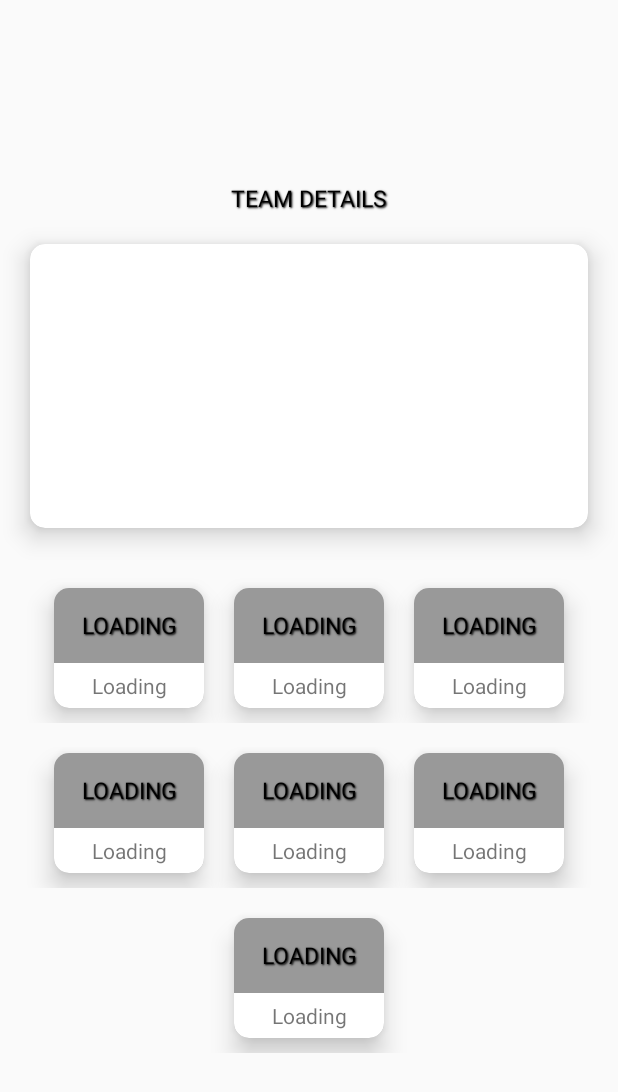
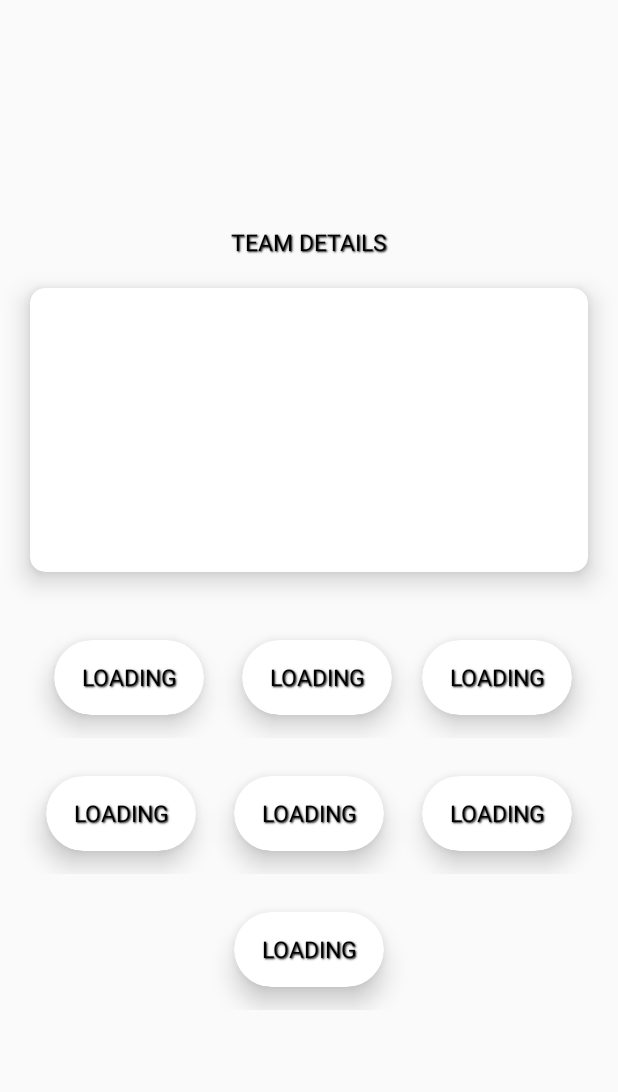
Before and after one commit to abhinavtk97/MPL, an Android app: the TeamDetails screen opened directly, with no data from a screen before it, on a phone screen of 412 x 824 dp. Shown: the top 1092 px of the screen. Run offline under Robolectric (Android 15) with nearby library versions, the phone set to English and light mode, and no system bars; our stand-ins replace Firebase (no records; nobody signed in at launch, a user with empty details on screens opened directly); 2 statements that could not run were skipped.

Commit message:
Implemented Notification in Admin and fixed stuff

```diff
--- a/app/src/main/java/in/ac/mace/abhinavtk/mpl/MainActivity.java
+++ b/app/src/main/java/in/ac/mace/abhinavtk/mpl/MainActivity.java
@@ -99,12 +99,12 @@ public class MainActivity extends AppCompatActivity {
         insta.setOnClickListener(new View.OnClickListener() {
             @Override
             public void onClick(View v) {
-                Intent i = new Intent(Intent.ACTION_VIEW,Uri.parse("http://instagram.com/_u/takshak18"));
+                Intent i = new Intent(Intent.ACTION_VIEW,Uri.parse("http://instagram.com/_u/mace_footballteam"));
                 i.setPackage("com.instagram.android");
                 try{
                     startActivity(i);
                 }catch (ActivityNotFoundException e){
-                    startActivity(new Intent(Intent.ACTION_VIEW,Uri.parse("http://instagram.com/takshak18")));
+                    startActivity(new Intent(Intent.ACTION_VIEW,Uri.parse("http://instagram.com/mace_footballteam")));
                 }
             }
         });
--- a/app/src/main/java/in/ac/mace/abhinavtk/mpl/MatchDataAdapter.java
+++ b/app/src/main/java/in/ac/mace/abhinavtk/mpl/MatchDataAdapter.java
@@ -38,9 +38,9 @@ public class MatchDataAdapter extends FirestoreRecyclerAdapter<MatchData,MatchDa
                 case "Karakkambi FC":t1=R.drawable.kara;break;
             }
         switch (model.getHeading()){
-            case "Red Card":t2=R.drawable.dink; break;
-            case "Yellow Card" : t2=R.drawable.bell; break;
-            case "Goal":t2=R.drawable.manav; break;
+            case "Red Card":t2=R.drawable.red; break;
+            case "Yellow Card" : t2=R.drawable.yellow; break;
+            case "Goal":t2=R.drawable.goal; break;
         }
 
             holder.logodata.setImageResource(t1);
--- a/app/src/main/java/in/ac/mace/abhinavtk/mpl/PointAdapter.java
+++ b/app/src/main/java/in/ac/mace/abhinavtk/mpl/PointAdapter.java
@@ -1,5 +1,6 @@
 package in.ac.mace.abhinavtk.mpl;
 
+import android.graphics.Color;
 import android.support.annotation.NonNull;
 import android.support.v7.widget.RecyclerView;
 import android.view.LayoutInflater;
@@ -46,6 +47,11 @@ public class PointAdapter extends FirestoreRecyclerAdapter<Point,PointAdapter.Ma
         holder.GD.setText(String.valueOf(model.getGD()));
         holder.P.setText(String.valueOf(model.getP()));
 
+        if(position%2==1)
+            holder.itemView.setBackgroundColor(Color.parseColor("#bdbdbd"));
+        else
+            holder.itemView.setBackgroundColor(Color.parseColor("#ffffff"));
+
     }
 
     @NonNull
--- a/app/src/main/java/in/ac/mace/abhinavtk/mpl/PointsTable.java
+++ b/app/src/main/java/in/ac/mace/abhinavtk/mpl/PointsTable.java
@@ -27,7 +27,7 @@ public class PointsTable extends AppCompatActivity {
     }
 
     private void setUpRecyclerView(){
-        Query query =matchreference.orderBy("P", Query.Direction.DESCENDING);
+        Query query =matchreference.orderBy("P",Query.Direction.DESCENDING);
         FirestoreRecyclerOptions<Point> options = new FirestoreRecyclerOptions.Builder<Point>()
                 .setQuery(query,Point.class)
                 .build();
--- a/app/src/main/java/in/ac/mace/abhinavtk/mpl/TeamDetails.java
+++ b/app/src/main/java/in/ac/mace/abhinavtk/mpl/TeamDetails.java
@@ -24,9 +24,7 @@ public class TeamDetails extends AppCompatActivity {
     String id=null;
 
     List<String> players= new ArrayList<>();
-    List<String> allroles=new ArrayList<>();
     List<TextView> roles = new ArrayList<>();
-    List<TextView> names = new ArrayList<>();
 
     @Override
     protected void onCreate(Bundle savedInstanceState) {
@@ -69,7 +67,6 @@ public class TeamDetails extends AppCompatActivity {
         TextView role6 = findViewById(R.id.role6);
         TextView role7 = findViewById(R.id.role7);
 
-
         roles.add(role1);
         roles.add(role2);
         roles.add(role3);
@@ -77,25 +74,6 @@ public class TeamDetails extends AppCompatActivity {
         roles.add(role5);
         roles.add(role6);
         roles.add(role7);
-
-
-        TextView name1 = findViewById(R.id.name1);
-        TextView name2 = findViewById(R.id.name2);
-        TextView name3 = findViewById(R.id.name3);
-        TextView name4 = findViewById(R.id.name4);
-        TextView name5 = findViewById(R.id.name5);
-        TextView name6 = findViewById(R.id.name6);
-        TextView name7 = findViewById(R.id.name7);
-
-
-        names.add(name1);
-        names.add(name2);
-        names.add(name3);
-        names.add(name4);
-        names.add(name5);
-        names.add(name6);
-        names.add(name7);
-
 
         getPlayers();
 
@@ -114,22 +92,10 @@ public class TeamDetails extends AppCompatActivity {
                         List<DocumentSnapshot> docs =  queryDocumentSnapshots.getDocuments();
                         for(int i=0;i<docs.size();i++){
                             players.add(docs.get(i).get("name").toString());
-                            allroles.add(docs.get(i).get("role").toString());
-                            Log.e("doing",String.valueOf(docs.size()));
                         }
-                        if(players!=null && allroles!=null){
-                            for(int i=0;i<allroles.size();i++){
-                                roles.get(i).setText(allroles.get(i));
-                            }
-                            for (int i=0;i<players.size();i++){
-                                names.get(i).setText(players.get(i));
-                            }
-                        }else{
-                            for(int i=0;i<allroles.size();i++){
-                                roles.get(i).setText("");
-                            }
-                            for (int i=0;i<players.size();i++){
-                                names.get(i).setText("");
+                        if(players!=null){
+                            for(int i=0;i<players.size();i++){
+                                roles.get(i).setText(players.get(i));
                             }
                         }
                     }
--- a/app/src/main/res/layout/activity_match_details.xml
+++ b/app/src/main/res/layout/activity_match_details.xml
@@ -203,7 +203,7 @@
                 android:layout_weight="1"
                 android:id="@+id/addmatch"
                 android:layout_height="wrap_content"
-                android:hint="Heading"/>
+                android:hint="Player Name/Heading"/>
             <Button
                 android:layout_width="wrap_content"
                 android:id="@+id/sendbutton"
@@ -216,7 +216,7 @@
             android:layout_weight="1"
             android:id="@+id/adddescmatch"
             android:layout_height="wrap_content"
-            android:hint="Description"/>
+            android:hint="Thall"/>
     </LinearLayout>
 
 
--- a/app/src/main/res/layout/activity_team_details.xml
+++ b/app/src/main/res/layout/activity_team_details.xml
@@ -60,14 +60,14 @@
                 <android.support.v7.widget.CardView
                     android:layout_width="wrap_content"
                     android:layout_height="wrap_content"
-                app:cardCornerRadius="10dp"
-                android:layout_margin="10dp"
+                    app:cardCornerRadius="40dp"
+                    android:layout_margin="15dp"
                     app:cardElevation="10dp">
                     <LinearLayout
                         android:layout_width="match_parent"
                         android:layout_height="match_parent"
                         android:orientation="vertical"
-                    android:background="#999999">
+                        >
                         <TextView
                             android:layout_width="100dp"
                             android:layout_height="50dp"
@@ -76,28 +76,21 @@
                             android:textAppearance="@style/cardHeadTitle"
                             android:textColor="#000000"
                             android:text="Loading"/>
-                    <TextView
-                        android:layout_width="match_parent"
-                        android:layout_height="wrap_content"
-                        android:gravity="center"
-                        android:background="#FFFFFF"
-                        android:id="@+id/name1"
-                        android:padding="5dp"
-                        android:text="Loading"/>
+
                     </LinearLayout>
 
                 </android.support.v7.widget.CardView>
                 <android.support.v7.widget.CardView
                     android:layout_width="wrap_content"
                     android:layout_height="wrap_content"
-                app:cardCornerRadius="10dp"
+                    app:cardCornerRadius="40dp"
                     android:layout_margin="10dp"
                     app:cardElevation="10dp">
                     <LinearLayout
                         android:layout_width="match_parent"
                         android:layout_height="match_parent"
                         android:orientation="vertical"
-                    android:background="#999999">
+                        >
                         <TextView
                             android:layout_width="100dp"
                             android:layout_height="50dp"
@@ -106,28 +99,21 @@
                             android:textAppearance="@style/cardHeadTitle"
                             android:textColor="#000000"
                             android:text="Loading"/>
-                    <TextView
-                        android:layout_width="match_parent"
-                        android:layout_height="wrap_content"
-                        android:gravity="center"
-                        android:background="#FFFFFF"
-                        android:padding="5dp"
-                        android:id="@+id/name2"
-                        android:text="Loading"/>
+
                     </LinearLayout>
 
                 </android.support.v7.widget.CardView>
                 <android.support.v7.widget.CardView
                     android:layout_width="wrap_content"
                     android:layout_height="wrap_content"
-                app:cardCornerRadius="10dp"
+                    app:cardCornerRadius="40dp"
                     android:layout_margin="10dp"
                     app:cardElevation="10dp">
                     <LinearLayout
                         android:layout_width="match_parent"
                         android:layout_height="match_parent"
                         android:orientation="vertical"
-                    android:background="#999999">
+                        >
                         <TextView
                             android:layout_width="100dp"
                             android:layout_height="50dp"
@@ -136,14 +122,7 @@
                             android:textAppearance="@style/cardHeadTitle"
                             android:textColor="#000000"
                             android:text="Loading"/>
-                    <TextView
-                        android:layout_width="match_parent"
-                        android:layout_height="wrap_content"
-                        android:gravity="center"
-                        android:background="#FFFFFF"
-                        android:padding="5dp"
-                        android:id="@+id/name3"
-                        android:text="Loading"/>
+
                     </LinearLayout>
 
                 </android.support.v7.widget.CardView>
@@ -158,14 +137,14 @@
                 <android.support.v7.widget.CardView
                     android:layout_width="wrap_content"
                     android:layout_height="wrap_content"
-                app:cardCornerRadius="10dp"
+                    app:cardCornerRadius="40dp"
                     android:layout_margin="10dp"
                     app:cardElevation="10dp">
                     <LinearLayout
                         android:layout_width="match_parent"
                         android:layout_height="match_parent"
                         android:orientation="vertical"
-                    android:background="#999999">
+                        >
                         <TextView
                             android:layout_width="100dp"
                             android:layout_height="50dp"
@@ -174,28 +153,21 @@
                             android:textAppearance="@style/cardHeadTitle"
                             android:textColor="#000000"
                             android:text="Loading"/>
-                    <TextView
-                        android:layout_width="match_parent"
-                        android:layout_height="wrap_content"
-                        android:gravity="center"
-                        android:background="#FFFFFF"
-                        android:padding="5dp"
-                        android:id="@+id/name4"
-                        android:text="Loading"/>
+
                     </LinearLayout>
 
                 </android.support.v7.widget.CardView>
                 <android.support.v7.widget.CardView
                     android:layout_width="wrap_content"
                     android:layout_height="wrap_content"
-                app:cardCornerRadius="10dp"
-                android:layout_margin="10dp"
+                    app:cardCornerRadius="40dp"
+                    android:layout_margin="15dp"
                     app:cardElevation="10dp">
                     <LinearLayout
                         android:layout_width="match_parent"
                         android:layout_height="match_parent"
                         android:orientation="vertical"
-                    android:background="#999999">
+                        >
                         <TextView
                             android:layout_width="100dp"
                             android:layout_height="50dp"
@@ -204,28 +176,20 @@
                             android:textAppearance="@style/cardHeadTitle"
                             android:textColor="#000000"
                             android:text="Loading"/>
-                    <TextView
-                        android:layout_width="match_parent"
-                        android:layout_height="wrap_content"
-                        android:gravity="center"
-                        android:background="#FFFFFF"
-                        android:padding="5dp"
-                        android:id="@+id/name5"
-                        android:text="Loading"/>
+
                     </LinearLayout>
 
                 </android.support.v7.widget.CardView>
                 <android.support.v7.widget.CardView
                     android:layout_width="wrap_content"
                     android:layout_height="wrap_content"
-                app:cardCornerRadius="10dp"
+                    app:cardCornerRadius="40dp"
                     android:layout_margin="10dp"
                     app:cardElevation="10dp">
                     <LinearLayout
                         android:layout_width="match_parent"
                         android:layout_height="match_parent"
-                    android:orientation="vertical"
-                    android:background="#999999">
+                        android:orientation="vertical">
                         <TextView
                             android:layout_width="100dp"
                             android:layout_height="50dp"
@@ -234,14 +198,7 @@
                             android:textAppearance="@style/cardHeadTitle"
                             android:textColor="#000000"
                             android:text="Loading"/>
-                    <TextView
-                        android:layout_width="match_parent"
-                        android:layout_height="wrap_content"
-                        android:gravity="center"
-                        android:background="#FFFFFF"
-                        android:padding="5dp"
-                        android:id="@+id/name6"
-                        android:text="Loading"/>
+
                     </LinearLayout>
 
                 </android.support.v7.widget.CardView>
@@ -256,14 +213,14 @@
                 <android.support.v7.widget.CardView
                     android:layout_width="wrap_content"
                     android:layout_height="wrap_content"
-                app:cardCornerRadius="10dp"
-                android:layout_margin="10dp"
+                    app:cardCornerRadius="40dp"
+                    android:layout_margin="15dp"
                     app:cardElevation="10dp">
                     <LinearLayout
                         android:layout_width="match_parent"
                         android:layout_height="match_parent"
                         android:orientation="vertical"
-                    android:background="#999999">
+                        >
                         <TextView
                             android:layout_width="100dp"
                             android:layout_height="50dp"
@@ -272,18 +229,10 @@
                             android:textAppearance="@style/cardHeadTitle"
                             android:textColor="#000000"
                             android:text="Loading"/>
-                    <TextView
-                        android:layout_width="match_parent"
-                        android:layout_height="wrap_content"
-                        android:gravity="center"
-                        android:background="#FFFFFF"
-                        android:padding="5dp"
-                        android:id="@+id/name7"
-                        android:text="Loading"/>
+
                     </LinearLayout>
 
                 </android.support.v7.widget.CardView>
-
 
             </LinearLayout>
         </LinearLayout>
```
Also changed, not shown: app/src/main/java/in/ac/mace/abhinavtk/mpl/MatchDetails.java (+17 -13 lines), app/src/main/res/layout/activity_points_table.xml (+19 -11 lines), app/src/main/res/layout/point_layout.xml (+23 -17 lines), app/src/main/res/drawable/drawable-hdpi/ic_stat_picsart_02_03_01_21_52.png (added), app/src/main/res/drawable/drawable-mdpi/ic_stat_picsart_02_03_01_21_52.png (added), app/src/main/res/drawable/drawable-xhdpi/ic_stat_picsart_02_03_01_21_52.png (added), app/src/main/res/drawable/drawable-xxhdpi/ic_stat_picsart_02_03_01_21_52.png (added), app/src/main/res/drawable/drawable-xxxhdpi/ic_stat_picsart_02_03_01_21_52.png (added), app/src/main/res/drawable/goal.png (added), app/src/main/res/drawable/red.png (added), app/src/main/res/drawable/yellow.png (added). Lines whose indentation alone changed are shown as unchanged.
